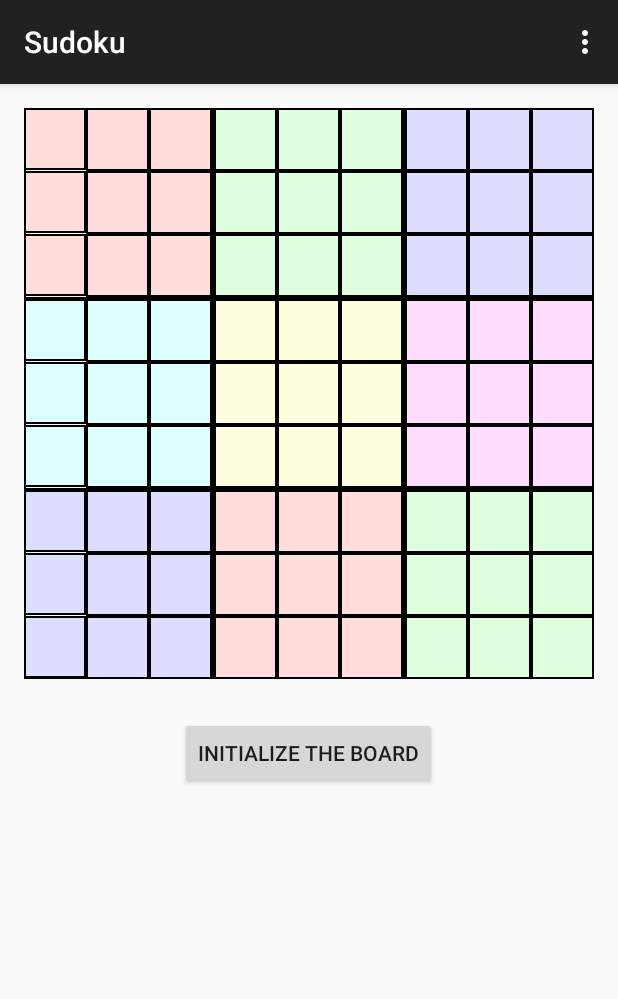
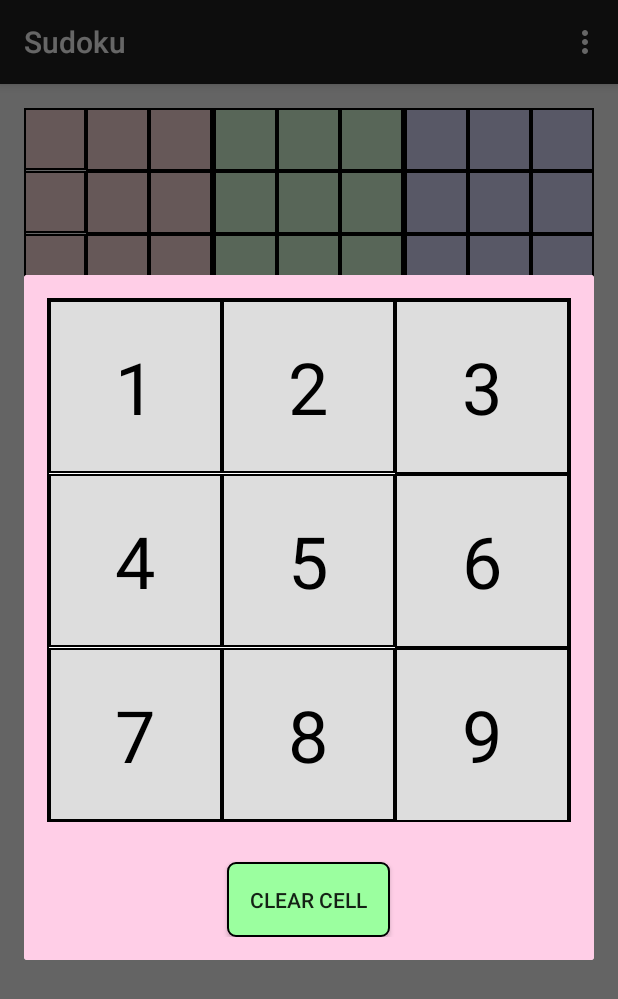
Before and after one commit to alphonzo79/Sudoku, an Android app: the screen it shows after launch (MainActivity), after a tap on an icon or button, on a phone screen of 412 x 824 dp. Shown: the top 999 px of the screen. Run offline under Robolectric (Android 15) with nearby library versions, the phone set to English and light mode, and no system bars.

Commit message:
Setting up dialog fragment to set data to a cell

```diff
--- a/app/src/main/java/rowley/sudoku/activity/MainActivity.java
+++ b/app/src/main/java/rowley/sudoku/activity/MainActivity.java
@@ -8,10 +8,12 @@ import android.view.MenuItem;
 import android.view.View;
 
 import rowley.sudoku.R;
+import rowley.sudoku.fragment.SetCellDialogFragment;
 import rowley.sudoku.view.Board;
 
 
-public class MainActivity extends ActionBarActivity implements View.OnClickListener {
+public class MainActivity extends ActionBarActivity implements View.OnClickListener, Board.BoardListener,
+        SetCellDialogFragment.SetCellFragListener {
     private Board board;
 
     @Override
@@ -54,6 +56,23 @@ public class MainActivity extends ActionBarActivity implements View.OnClickListe
 
     @Override
     public void onClick(View v) {
-        board.initializeBoard(1000000000000000000000000D);
+        board.initializeBoard(1000000000);
+    }
+
+    @Override
+    public void onShowSetCellFrag(boolean[] possibilities, int cellIndex) {
+        SetCellDialogFragment frag = SetCellDialogFragment.newInstance(possibilities, cellIndex);
+        frag.setCancelable(true);
+        frag.show(getFragmentManager(), "");
+    }
+
+    @Override
+    public void onClear(int cellIndex) {
+        board.clearCell(cellIndex);
+    }
+
+    @Override
+    public void onCellSet(int oneBasedNumChosen, int cellIndex) {
+        board.setNumToCell(oneBasedNumChosen, cellIndex);
     }
 }
--- /dev/null
+++ b/app/src/main/java/rowley/sudoku/fragment/SetCellDialogFragment.java
@@ -0,0 +1,144 @@
+package rowley.sudoku.fragment;
+
+import android.app.Activity;
+import android.app.DialogFragment;
+import android.os.Bundle;
+import android.view.LayoutInflater;
+import android.view.View;
+import android.view.ViewGroup;
+
+import rowley.sudoku.R;
+
+/**
+ * Created by joe on 4/20/15.
+ */
+public class SetCellDialogFragment extends DialogFragment implements View.OnClickListener {
+    private static final String POSSIBILITIES_KEY = "possibilities";
+    private static final String CELL_INDEX_KEY = "cellIndex";
+
+    private View[] cells;
+    private View one, two, three, four, five, six, seven, eight, nine;
+    private View clear;
+
+    public static SetCellDialogFragment newInstance(boolean[] possibilities, int cellIndex) {
+        SetCellDialogFragment frag = new SetCellDialogFragment();
+
+        Bundle args = new Bundle();
+        args.putBooleanArray(POSSIBILITIES_KEY, possibilities);
+        args.putInt(CELL_INDEX_KEY, cellIndex);
+        frag.setArguments(args);
+
+        frag.setStyle(DialogFragment.STYLE_NO_TITLE, 0);
+
+        return frag;
+    }
+
+    public SetCellDialogFragment() {
+
+    }
+
+    @Override
+    public void onAttach(Activity activity) {
+        super.onAttach(activity);
+
+        if(!(activity instanceof SetCellFragListener)) {
+            throw new IllegalStateException("The host activity must implement the SetCellFragListener");
+        }
+    }
+
+    @Override
+    public View onCreateView(LayoutInflater inflater, ViewGroup container, Bundle savedInstanceState) {
+        View root = inflater.inflate(R.layout.dialog_fragment_set_cell, container, false);
+
+        cells = new View[9];
+
+        one = root.findViewById(R.id.select_1);
+        one.setOnClickListener(this);
+        cells[0] = one;
+
+        two = root.findViewById(R.id.select_2);
+        two.setOnClickListener(this);
+        cells[1] = two;
+
+        three = root.findViewById(R.id.select_3);
+        three.setOnClickListener(this);
+        cells[2] = three;
+
+        four = root.findViewById(R.id.select_4);
+        four.setOnClickListener(this);
+        cells[3] = four;
+
+        five = root.findViewById(R.id.select_5);
+        five.setOnClickListener(this);
+        cells[4] = five;
+
+        six = root.findViewById(R.id.select_6);
+        six.setOnClickListener(this);
+        cells[5] = six;
+
+        seven = root.findViewById(R.id.select_7);
+        seven.setOnClickListener(this);
+        cells[6] = seven;
+
+        eight = root.findViewById(R.id.select_8);
+        eight.setOnClickListener(this);
+        cells[7] = eight;
+
+        nine = root.findViewById(R.id.select_9);
+        nine.setOnClickListener(this);
+        cells[8] = nine;
+
+        clear = root.findViewById(R.id.clear_button);
+        clear.setOnClickListener(this);
+
+        boolean[] possibilities = getArguments().getBooleanArray(POSSIBILITIES_KEY);
+        for(int i = 0; i < possibilities.length; i++) {
+            cells[i].setEnabled(possibilities[i]);
+        }
+
+        return root;
+    }
+
+    @Override
+    public void onClick(View v) {
+        switch(v.getId()) {
+            case R.id.clear_button:
+                ((SetCellFragListener)getActivity()).onClear(getArguments().getInt(CELL_INDEX_KEY));
+                break;
+            case R.id.select_1:
+                ((SetCellFragListener)getActivity()).onCellSet(1, getArguments().getInt(CELL_INDEX_KEY));
+                break;
+            case R.id.select_2:
+                ((SetCellFragListener)getActivity()).onCellSet(2, getArguments().getInt(CELL_INDEX_KEY));
+                break;
+            case R.id.select_3:
+                ((SetCellFragListener)getActivity()).onCellSet(3, getArguments().getInt(CELL_INDEX_KEY));
+                break;
+            case R.id.select_4:
+                ((SetCellFragListener)getActivity()).onCellSet(4, getArguments().getInt(CELL_INDEX_KEY));
+                break;
+            case R.id.select_5:
+                ((SetCellFragListener)getActivity()).onCellSet(5, getArguments().getInt(CELL_INDEX_KEY));
+                break;
+            case R.id.select_6:
+                ((SetCellFragListener)getActivity()).onCellSet(6, getArguments().getInt(CELL_INDEX_KEY));
+                break;
+            case R.id.select_7:
+                ((SetCellFragListener)getActivity()).onCellSet(7, getArguments().getInt(CELL_INDEX_KEY));
+                break;
+            case R.id.select_8:
+                ((SetCellFragListener)getActivity()).onCellSet(8, getArguments().getInt(CELL_INDEX_KEY));
+                break;
+            case R.id.select_9:
+                ((SetCellFragListener)getActivity()).onCellSet(9, getArguments().getInt(CELL_INDEX_KEY));
+                break;
+        }
+
+        dismiss();
+    }
+
+    public interface SetCellFragListener {
+        public void onClear(int cellIndex);
+        public void onCellSet(int oneBasedNumChosen, int cellIndex);
+    }
+}
--- a/app/src/main/java/rowley/sudoku/view/Board.java
+++ b/app/src/main/java/rowley/sudoku/view/Board.java
@@ -74,16 +74,10 @@ public class Board extends LinearLayout implements View.OnClickListener, View.On
         }
 
         boolean shouldContinue = true;
-        int count = 0;
         while(shouldContinue) {
             int cellIndex = rand.nextInt(cells.length);
-            int retrieved = cells[cellIndex].removeOneBasedChosenNumber();
-            if(retrieved > 0) {
-                count++;
-                addPossibilityToCounterparts(retrieved - 1, cellIndex);
-                Log.d("JAR", "Found complexity of " + estimateComplexity() + " after removing " + count);
-                shouldContinue = estimateComplexity() < targetComplexity;
-            }
+            clearCell(cellIndex);
+            shouldContinue = estimateComplexity() < targetComplexity;
         }
 
         for(Cell cell : cells) {
@@ -418,10 +412,30 @@ public class Board extends LinearLayout implements View.OnClickListener, View.On
         return result;
     }
 
+    public void clearCell(int cellIndex) {
+        int retrieved = cells[cellIndex].removeOneBasedChosenNumber();
+        if(retrieved > 0) {
+            addPossibilityToCounterparts(retrieved - 1, cellIndex);
+            Log.d("JAR", "Found complexity of " + estimateComplexity());
+        }
+    }
+
+    public void setNumToCell(int oneBasedChosenNumber, int cellIndex) {
+        cells[cellIndex].setChosenNumber(oneBasedChosenNumber, true);
+        if(!removePossibilityFromCounterparts(oneBasedChosenNumber - 1, cellIndex)) {
+            cells[cellIndex].removeOneBasedChosenNumber();
+            addPossibilityToCounterparts(oneBasedChosenNumber - 1, cellIndex);
+
+            Toast.makeText(getContext(), R.string.bad_move_warning, Toast.LENGTH_LONG).show();
+        }
+    }
+
     @Override
     public void onClick(View v) {
-        Toast.makeText(getContext(), "Pressed Cell " + v.getTag(), Toast.LENGTH_SHORT).show();
-        //todo
+        if(getContext() instanceof BoardListener) {
+            int index = Integer.parseInt((String)v.getTag());
+            ((BoardListener)getContext()).onShowSetCellFrag(cells[index].getPossibilities(), index);
+        }
     }
 
     @Override
@@ -431,4 +445,8 @@ public class Board extends LinearLayout implements View.OnClickListener, View.On
         //todo
         return true;
     }
+
+    public interface BoardListener {
+        public void onShowSetCellFrag(boolean[] possibilities, int cellIndex);
+    }
 }
--- /dev/null
+++ b/app/src/main/java/rowley/sudoku/view/SquareTextView.java
@@ -0,0 +1,35 @@
+package rowley.sudoku.view;
+
+import android.content.Context;
+import android.util.AttributeSet;
+import android.widget.TextView;
+
+/**
+ * Created by joe on 4/20/15.
+ */
+public class SquareTextView extends TextView {
+
+    private int squareWidth = 0;
+
+    public SquareTextView(Context context) {
+        super(context);
+    }
+
+    public SquareTextView(Context context, AttributeSet attrs) {
+        super(context, attrs);
+    }
+
+    public SquareTextView(Context context, AttributeSet attrs, int defStyleAttr) {
+        super(context, attrs, defStyleAttr);
+    }
+
+    @Override
+    protected void onMeasure(final int widthMeasureSpec, final int heightMeasureSpec) {
+        final int width = getDefaultSize(getSuggestedMinimumWidth(),widthMeasureSpec);
+        if(width>this.squareWidth)
+        {
+            this.squareWidth = width;
+        }
+        setMeasuredDimension(this.squareWidth, this.squareWidth);
+    }
+}
--- /dev/null
+++ b/app/src/main/res/drawable/button_back.xml
@@ -0,0 +1,29 @@
+<?xml version="1.0" encoding="utf-8"?>
+<selector xmlns:android="http://schemas.android.com/apk/res/android">
+    <item android:state_enabled="true" android:state_pressed="false">
+        <shape>
+            <corners android:radius="5dp" />
+            <stroke android:color="@android:color/black"
+                android:width="1dp" />
+            <solid android:color="@color/button_enabled_back" />
+        </shape>
+    </item>
+
+    <item android:state_enabled="true" android:state_pressed="true">
+        <shape>
+            <corners android:radius="5dp" />
+            <stroke android:color="@android:color/black"
+                android:width="1dp" />
+            <solid android:color="@color/button_pressed_back" />
+        </shape>
+    </item>
+
+    <item android:state_enabled="false">
+        <shape>
+            <corners android:radius="5dp" />
+            <stroke android:color="@android:color/black"
+                android:width="1dp" />
+            <solid android:color="@color/button_disabled_back" />
+        </shape>
+    </item>
+</selector>
--- /dev/null
+++ b/app/src/main/res/drawable/selector_cell_back.xml
@@ -0,0 +1,26 @@
+<?xml version="1.0" encoding="utf-8"?>
+<selector xmlns:android="http://schemas.android.com/apk/res/android">
+    <item android:state_enabled="true" android:state_pressed="false">
+        <shape>
+            <stroke android:color="@android:color/black"
+                android:width="1dp" />
+            <solid android:color="@color/selector_enabled_back" />
+        </shape>
+    </item>
+
+    <item android:state_enabled="true" android:state_pressed="true">
+        <shape>
+            <stroke android:color="@android:color/black"
+                android:width="1dp" />
+            <solid android:color="@color/selector_pressed_back" />
+        </shape>
+    </item>
+
+    <item android:state_enabled="false">
+        <shape>
+            <stroke android:color="@android:color/black"
+                android:width="1dp" />
+            <solid android:color="@color/selector_disabled_back" />
+        </shape>
+    </item>
+</selector>
--- /dev/null
+++ b/app/src/main/res/drawable/selector_grid_back.xml
@@ -0,0 +1,7 @@
+<?xml version="1.0" encoding="utf-8"?>
+<shape xmlns:android="http://schemas.android.com/apk/res/android">
+    <stroke android:color="@android:color/black"
+        android:width="1dp" />
+
+    <solid android:color="@android:color/white" />
+</shape>
--- /dev/null
+++ b/app/src/main/res/layout/dialog_fragment_set_cell.xml
@@ -0,0 +1,161 @@
+<?xml version="1.0" encoding="utf-8"?>
+<RelativeLayout xmlns:android="http://schemas.android.com/apk/res/android"
+    xmlns:tools="http://schemas.android.com/tools"
+    android:layout_width="match_parent"
+    android:layout_height="wrap_content"
+    android:padding="15dp"
+    android:background="@color/dialog_frag_back">
+
+    <View
+        android:layout_width="match_parent"
+        android:layout_height="wrap_content"
+        android:layout_alignParentTop="true"
+        android:layout_alignBottom="@+id/row_3"
+        android:background="@drawable/selector_grid_back" />
+
+    <LinearLayout
+        android:id="@+id/row_1"
+        android:layout_width="match_parent"
+        android:layout_height="wrap_content"
+        android:layout_marginLeft="1dp"
+        android:layout_marginRight="1dp"
+        android:layout_marginTop="1dp"
+        android:orientation="horizontal">
+
+        <rowley.sudoku.view.SquareTextView
+            android:id="@+id/select_1"
+            android:layout_width="0dp"
+            android:layout_height="wrap_content"
+            android:layout_weight="1"
+            android:textSize="48sp"
+            android:textColor="@android:color/black"
+            android:background="@drawable/selector_cell_back"
+            android:gravity="center"
+            android:text="@string/one"/>
+
+        <rowley.sudoku.view.SquareTextView
+            android:id="@+id/select_2"
+            android:layout_width="0dp"
+            android:layout_height="wrap_content"
+            android:layout_weight="1"
+            android:textSize="48sp"
+            android:textColor="@android:color/black"
+            android:background="@drawable/selector_cell_back"
+            android:gravity="center"
+            android:text="@string/two"/>
+
+        <rowley.sudoku.view.SquareTextView
+            android:id="@+id/select_3"
+            android:layout_width="0dp"
+            android:layout_height="wrap_content"
+            android:layout_weight="1"
+            android:textSize="48sp"
+            android:textColor="@android:color/black"
+            android:background="@drawable/selector_cell_back"
+            android:gravity="center"
+            android:text="@string/three"/>
+
+    </LinearLayout>
+
+    <LinearLayout
+        android:id="@+id/row_2"
+        android:layout_width="match_parent"
+        android:layout_height="wrap_content"
+        android:layout_marginLeft="1dp"
+        android:layout_marginRight="1dp"
+        android:layout_below="@id/row_1"
+        android:orientation="horizontal">
+
+        <rowley.sudoku.view.SquareTextView
+            android:id="@+id/select_4"
+            android:layout_width="0dp"
+            android:layout_height="wrap_content"
+            android:layout_weight="1"
+            android:textSize="48sp"
+            android:textColor="@android:color/black"
+            android:background="@drawable/selector_cell_back"
+            android:gravity="center"
+            android:text="@string/four"/>
+
+        <rowley.sudoku.view.SquareTextView
+            android:id="@+id/select_5"
+            android:layout_width="0dp"
+            android:layout_height="wrap_content"
+            android:layout_weight="1"
+            android:textSize="48sp"
+            android:textColor="@android:color/black"
+            android:background="@drawable/selector_cell_back"
+            android:gravity="center"
+            android:text="@string/five"/>
+
+        <rowley.sudoku.view.SquareTextView
+            android:id="@+id/select_6"
+            android:layout_width="0dp"
+            android:layout_height="wrap_content"
+            android:layout_weight="1"
+            android:textSize="48sp"
+            android:textColor="@android:color/black"
+            android:background="@drawable/selector_cell_back"
+            android:gravity="center"
+            android:text="@string/six"/>
+
+    </LinearLayout>
+
+    <LinearLayout
+        android:id="@+id/row_3"
+        android:layout_width="match_parent"
+        android:layout_height="wrap_content"
+        android:layout_marginLeft="1dp"
+        android:layout_marginRight="1dp"
+        android:layout_marginBottom="1dp"
+        android:layout_below="@id/row_2"
+        android:orientation="horizontal">
+
+        <rowley.sudoku.view.SquareTextView
+            android:id="@+id/select_7"
+            android:layout_width="0dp"
+            android:layout_height="wrap_content"
+            android:layout_weight="1"
+            android:textSize="48sp"
+            android:textColor="@android:color/black"
+            android:background="@drawable/selector_cell_back"
+            android:gravity="center"
+            android:text="@string/seven"/>
+
+        <rowley.sudoku.view.SquareTextView
+            android:id="@+id/select_8"
+            android:layout_width="0dp"
+            android:layout_height="wrap_content"
+            android:layout_weight="1"
+            android:textSize="48sp"
+            android:textColor="@android:color/black"
+            android:background="@drawable/selector_cell_back"
+            android:gravity="center"
+            android:text="@string/eight"/>
+
+        <rowley.sudoku.view.SquareTextView
+            android:id="@+id/select_9"
+            android:layout_width="0dp"
+            android:layout_height="wrap_content"
+            android:layout_weight="1"
+            android:textSize="48sp"
+            android:textColor="@android:color/black"
+            android:background="@drawable/selector_cell_back"
+            android:gravity="center"
+            android:text="@string/nine"/>
+
+    </LinearLayout>
+
+    <Button
+        android:id="@+id/clear_button"
+        android:layout_width="wrap_content"
+        android:layout_height="wrap_content"
+        android:layout_below="@id/row_3"
+        android:layout_marginTop="25dp"
+        android:layout_centerHorizontal="true"
+        android:padding="15dp"
+        android:background="@drawable/button_back"
+        android:text="@string/clear_cell"
+        />
+
+</RelativeLayout>
--- a/app/src/main/res/values/colors.xml
+++ b/app/src/main/res/values/colors.xml
@@ -13,4 +13,14 @@
     <color name="tagged_color_four">#FF88FFFF</color>
     <color name="tagged_color_five">#FFFFFF88</color>
     <color name="tagged_color_six">#FFFF88FF</color>
+
+    <color name="selector_disabled_back">#FFDDDDDD</color>
+    <color name="selector_enabled_back">#FFFFFFFF</color>
+    <color name="selector_pressed_back">#FFDFAFFF</color>
+
+    <color name="button_disabled_back">#FFDDDDDD</color>
+    <color name="button_enabled_back">#ff9bff9f</color>
+    <color name="button_pressed_back">#ff2aff20</color>
+
+    <color name="dialog_frag_back">#ffffcee7</color>
 </resources>
--- a/app/src/main/res/values/strings.xml
+++ b/app/src/main/res/values/strings.xml
@@ -7,4 +7,18 @@
     <string name="failed_to_build_board">Failed to create a board. Try again?</string>
     <string name="ok">Ok</string>
     <string name="cancel">Cancel</string>
+
+    <string name="one">1</string>
+    <string name="two">2</string>
+    <string name="three">3</string>
+    <string name="four">4</string>
+    <string name="five">5</string>
+    <string name="six">6</string>
+    <string name="seven">7</string>
+    <string name="eight">8</string>
+    <string name="nine">9</string>
+
+    <string name="clear_cell">Clear Cell</string>
+
+    <string name="bad_move_warning">That selection causes another cell to not have any valid entries available. Please try a different number.</string>
 </resources>
```
